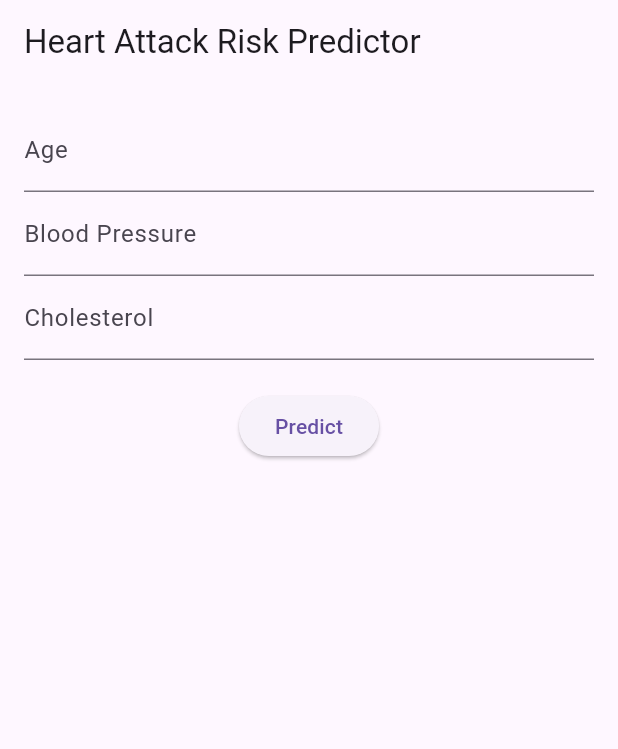
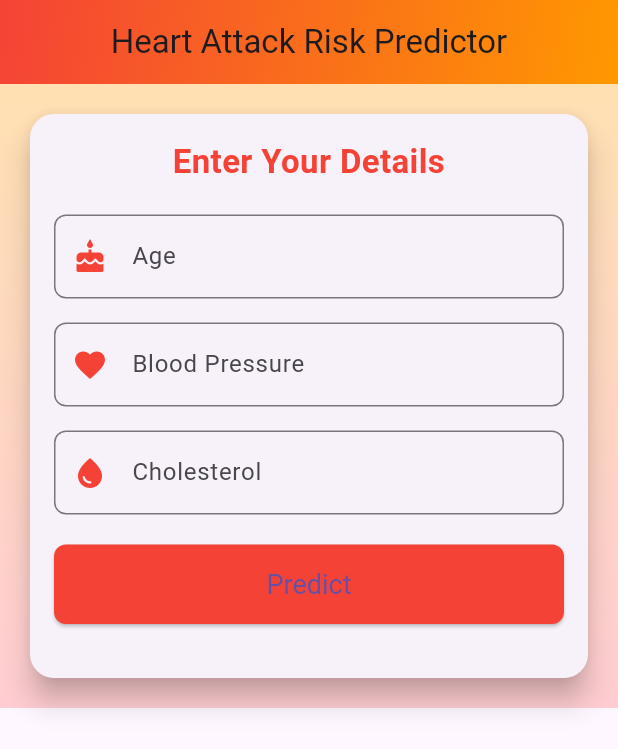
Before and after one commit to Safacts/arogy, a Flutter app: the screen it shows after launch, on a phone screen of 412 x 824 dp. Shown: the top 749 px of the screen. Run offline on Flutter 3.47's test engine with Material 3 defaults, Android fonts, the phone set to English and light mode, and no system bars.

Commit message:
made changes to ui

```diff
--- a/arogy/lib/main.dart
+++ b/arogy/lib/main.dart
@@ -7,15 +7,23 @@ void main() {
 }
 
 class HeartAttackPredictorApp extends StatelessWidget {
+  const HeartAttackPredictorApp({super.key});
+
   @override
   Widget build(BuildContext context) {
     return MaterialApp(
+      debugShowCheckedModeBanner: false,
+      theme: ThemeData(
+        primarySwatch: Colors.red,
+      ),
       home: PredictorForm(),
     );
   }
 }
 
 class PredictorForm extends StatefulWidget {
+  const PredictorForm({super.key});
+
   @override
   _PredictorFormState createState() => _PredictorFormState();
 }
@@ -59,29 +67,85 @@ class _PredictorFormState extends State<PredictorForm> {
     return Scaffold(
       appBar: AppBar(
         title: Text('Heart Attack Risk Predictor'),
+        centerTitle: true,
+        flexibleSpace: Container(
+          decoration: BoxDecoration(
+            gradient: LinearGradient(
+              colors: [Colors.red, Colors.orange],
+              begin: Alignment.topLeft,
+              end: Alignment.bottomRight,
             ),
-      body: Padding(
+          ),
+        ),
+      ),
+      body: Container(
+        decoration: BoxDecoration(
+          gradient: LinearGradient(
+            colors: [Colors.orange.shade100, Colors.red.shade100],
+            begin: Alignment.topCenter,
+            end: Alignment.bottomCenter,
+          ),
+        ),
+        padding: const EdgeInsets.all(16.0),
+        child: SingleChildScrollView(
+          child: Card(
+            shape: RoundedRectangleBorder(
+              borderRadius: BorderRadius.circular(16.0),
+            ),
+            elevation: 8.0,
+            child: Padding(
               padding: const EdgeInsets.all(16.0),
               child: Form(
                 key: _formKey,
                 child: Column(
+                  crossAxisAlignment: CrossAxisAlignment.stretch,
                   children: [
+                    Text(
+                      'Enter Your Details',
+                      style: TextStyle(
+                        fontSize: 22,
+                        fontWeight: FontWeight.bold,
+                        color: Colors.red,
+                      ),
+                      textAlign: TextAlign.center,
+                    ),
+                    SizedBox(height: 20),
                     TextFormField(
                       controller: _ageController,
-                decoration: InputDecoration(labelText: 'Age'),
+                      decoration: InputDecoration(
+                        labelText: 'Age',
+                        border: OutlineInputBorder(
+                          borderRadius: BorderRadius.circular(8.0),
+                        ),
+                        prefixIcon: Icon(Icons.cake, color: Colors.red),
+                      ),
                       keyboardType: TextInputType.number,
                       validator: (value) => value!.isEmpty ? 'Enter your age' : null,
                     ),
+                    SizedBox(height: 16),
                     TextFormField(
                       controller: _bpController,
-                decoration: InputDecoration(labelText: 'Blood Pressure'),
+                      decoration: InputDecoration(
+                        labelText: 'Blood Pressure',
+                        border: OutlineInputBorder(
+                          borderRadius: BorderRadius.circular(8.0),
+                        ),
+                        prefixIcon: Icon(Icons.favorite, color: Colors.red),
+                      ),
                       keyboardType: TextInputType.number,
                       validator: (value) =>
                           value!.isEmpty ? 'Enter your blood pressure' : null,
                     ),
+                    SizedBox(height: 16),
                     TextFormField(
                       controller: _cholesterolController,
-                decoration: InputDecoration(labelText: 'Cholesterol'),
+                      decoration: InputDecoration(
+                        labelText: 'Cholesterol',
+                        border: OutlineInputBorder(
+                          borderRadius: BorderRadius.circular(8.0),
+                        ),
+                        prefixIcon: Icon(Icons.water_drop, color: Colors.red),
+                      ),
                       keyboardType: TextInputType.number,
                       validator: (value) =>
                           value!.isEmpty ? 'Enter your cholesterol' : null,
@@ -93,25 +157,51 @@ class _PredictorFormState extends State<PredictorForm> {
                           _getPrediction();
                         }
                       },
+                      style: ElevatedButton.styleFrom(
+                        padding: EdgeInsets.symmetric(vertical: 16.0), backgroundColor: Colors.red,
+                        shape: RoundedRectangleBorder(
+                          borderRadius: BorderRadius.circular(8.0),
+                        ),
+                        textStyle: TextStyle(fontSize: 18),
+                      ),
                       child: Text('Predict'),
                     ),
                     SizedBox(height: 20),
                     if (_prediction != null) ...[
+                      Divider(color: Colors.red),
                       Text(
-                  'Prediction: $_prediction',
-                  style: TextStyle(fontSize: 20, fontWeight: FontWeight.bold),
+                        'Prediction:',
+                        style: TextStyle(
+                          fontSize: 20,
+                          fontWeight: FontWeight.bold,
+                          color: Colors.red,
+                        ),
+                      ),
+                      Text(
+                        _prediction!,
+                        style: TextStyle(
+                          fontSize: 18,
+                          fontWeight: FontWeight.w500,
+                        ),
                       ),
                       if (_probabilities != null)
                         Column(
+                          crossAxisAlignment: CrossAxisAlignment.start,
                           children: _probabilities!.entries.map((entry) {
                             return Text(
                               '${entry.key}: ${(entry.value * 100).toStringAsFixed(2)}%',
-                        style: TextStyle(fontSize: 16),
+                              style: TextStyle(
+                                fontSize: 16,
+                                color: Colors.grey.shade700,
+                              ),
                             );
                           }).toList(),
-                  )
+                        ),
                     ]
                   ],
+                ),
+              ),
+            ),
           ),
         ),
       ),
--- a/arogy/lib/src/tflite_plugin/tflite_plugin.dart
+++ b/arogy/lib/src/tflite_plugin/tflite_plugin.dart
@@ -1,6 +1,5 @@
 library;
 
-import 'dart:typed_data';
 import 'package:flutter/services.dart';
 
 class TflitePlugin {
```
Also changed, not shown: arogy/pubspec.lock. Lines whose indentation alone changed are shown as unchanged.
